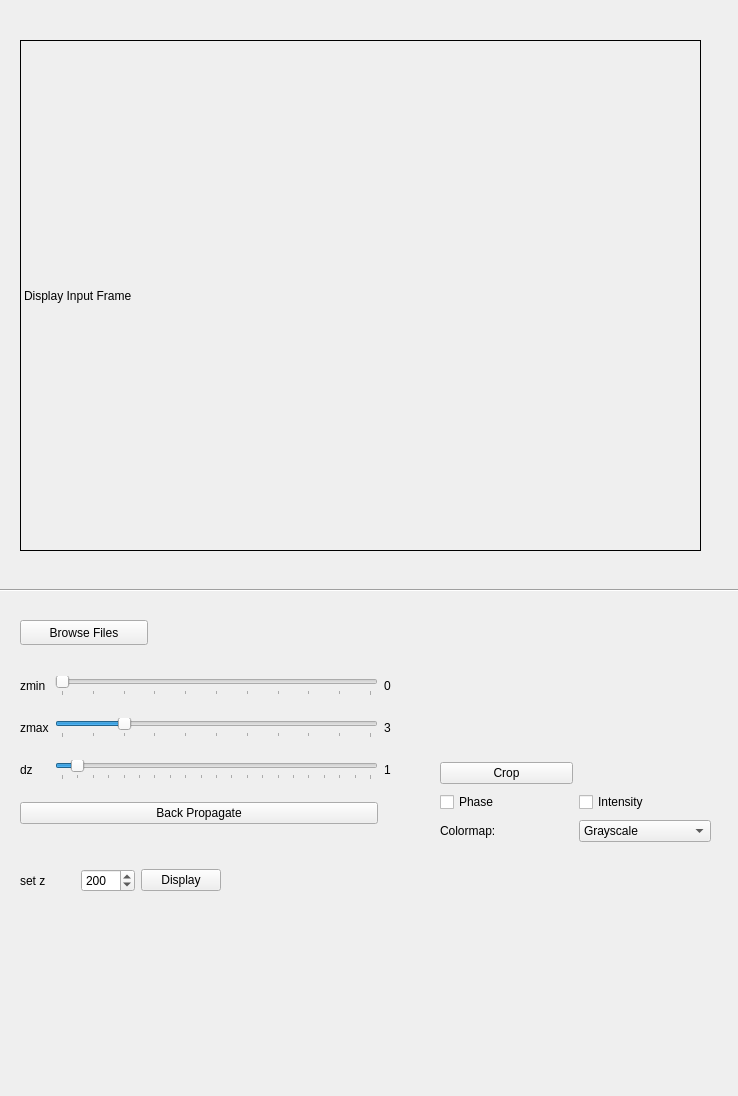
The window that QRayleighSommerfeld.ui (jabacousnac/PyQt-Projects) describes before a commit, drawn with Qt 5.
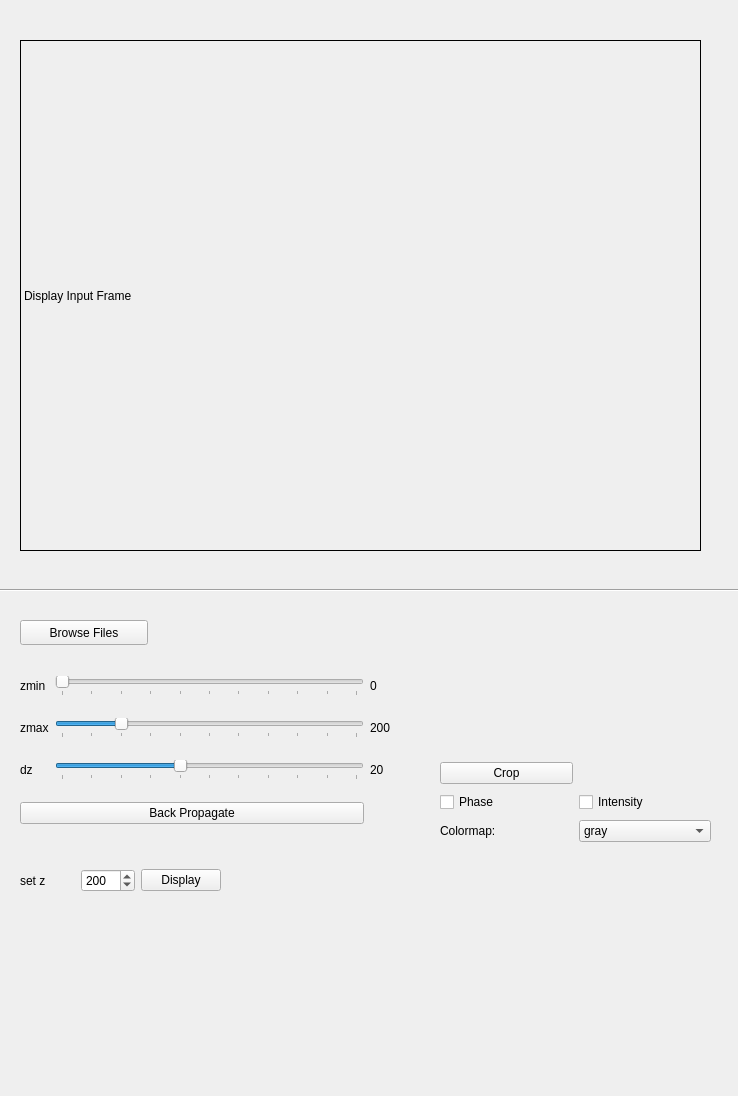
The same window after the commit.

Commit message: Added colormap option, changed slider labels, added default propagation values

Patch:
```diff
--- a/QRayleighSommerfeld.ui
+++ b/QRayleighSommerfeld.ui
@@ -26,7 +26,7 @@
     <item row="1" column="2">
      <widget class="QLabel" name="zmax_label">
       <property name="text">
-       <string>3</string>
+       <string>200</string>
       </property>
      </widget>
     </item>
@@ -86,13 +86,22 @@
     <item row="2" column="1">
      <widget class="QSlider" name="dz_slider">
       <property name="maximum">
-       <number>20</number>
+       <number>50</number>
+      </property>
+      <property name="singleStep">
+       <number>1</number>
       </property>
       <property name="pageStep">
-       <number>20</number>
+       <number>5</number>
       </property>
       <property name="value">
-       <number>1</number>
+       <number>20</number>
+      </property>
+      <property name="sliderPosition">
+       <number>20</number>
+      </property>
+      <property name="tracking">
+       <bool>true</bool>
       </property>
       <property name="orientation">
        <enum>Qt::Horizontal</enum>
@@ -101,14 +110,14 @@
        <enum>QSlider::TicksBelow</enum>
       </property>
       <property name="tickInterval">
-       <number>1</number>
+       <number>5</number>
       </property>
      </widget>
     </item>
     <item row="2" column="2">
      <widget class="QLabel" name="dz_label">
       <property name="text">
-       <string>1</string>
+       <string>20</string>
       </property>
      </widget>
     </item>
@@ -174,7 +183,7 @@
       </property>
       <item>
        <property name="text">
-        <string>Grayscale</string>
+        <string>gray</string>
        </property>
       </item>
       <item>
```
Left out of the diff: 29 changed lines with no effect on the pictures. The commit also changes 1 other file.
